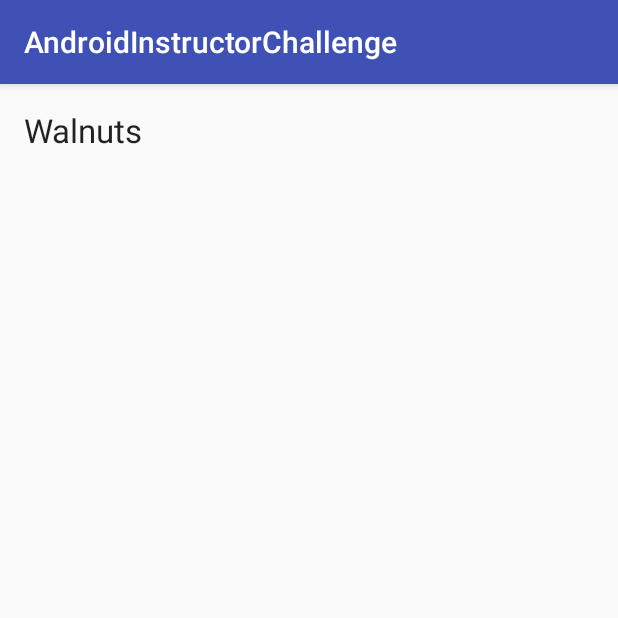
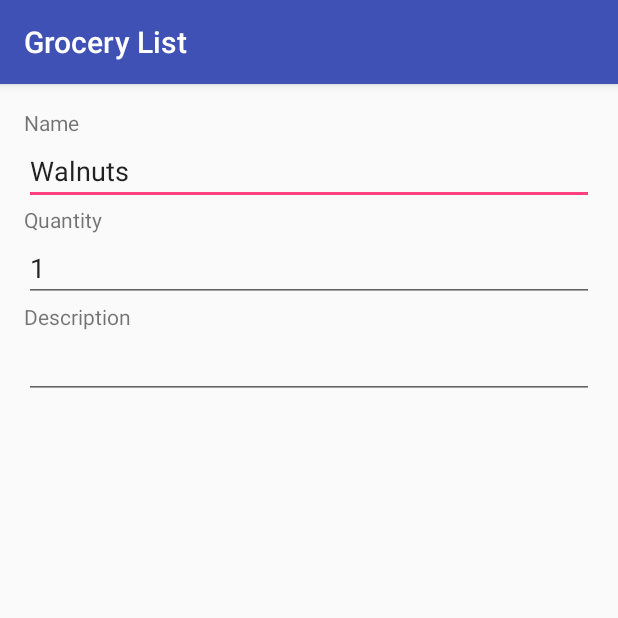
Before and after one commit to geluso/android-instructor-challenge, an Android app: the screen it shows after launch (EditActivity), after a tap on "Walnuts", on a phone screen of 412 x 824 dp, the top half of it. Run offline under Robolectric (Android 15) with nearby library versions, the phone set to English and light mode, and no system bars.

Commit message:
building edit page

```diff
--- a/AndroidInstructorChallenge/app/src/main/java/org/mooncolony/moonmayor/androidinstructorchallenge/EditActivity.java
+++ b/AndroidInstructorChallenge/app/src/main/java/org/mooncolony/moonmayor/androidinstructorchallenge/EditActivity.java
@@ -3,6 +3,7 @@ package org.mooncolony.moonmayor.androidinstructorchallenge;
 import android.content.Intent;
 import android.os.Bundle;
 import android.support.v7.app.AppCompatActivity;
+import android.widget.EditText;
 import android.widget.TextView;
 
 public class EditActivity extends AppCompatActivity {
@@ -14,8 +15,11 @@ public class EditActivity extends AppCompatActivity {
 
         Intent intent = getIntent();
         String name = intent.getStringExtra("name");
+        int quantity = intent.getIntExtra("quantity", 1);
         String description = intent.getStringExtra("description");
 
-        ((TextView) findViewById(R.id.name)).setText(name);
+        ((EditText) findViewById(R.id.name)).setText(name);
+        ((EditText) findViewById(R.id.quantity)).setText("" + quantity);
+        ((TextView) findViewById(R.id.description)).setText(description);
     }
 }
--- a/AndroidInstructorChallenge/app/src/main/java/org/mooncolony/moonmayor/androidinstructorchallenge/GroceryAdapter.java
+++ b/AndroidInstructorChallenge/app/src/main/java/org/mooncolony/moonmayor/androidinstructorchallenge/GroceryAdapter.java
@@ -47,6 +47,7 @@ public class GroceryAdapter extends BaseAdapter {
             public void onClick(View v) {
                 Intent intent = new Intent(context, EditActivity.class);
                 intent.putExtra("name", item.name);
+                intent.putExtra("quantity", item.quantity);
                 intent.putExtra("description", item.description);
 
                 context.startActivity(intent);
--- a/AndroidInstructorChallenge/app/src/main/java/org/mooncolony/moonmayor/androidinstructorchallenge/GroceryItem.java
+++ b/AndroidInstructorChallenge/app/src/main/java/org/mooncolony/moonmayor/androidinstructorchallenge/GroceryItem.java
@@ -6,15 +6,17 @@ package org.mooncolony.moonmayor.androidinstructorchallenge;
 public class GroceryItem {
     public boolean isChecked;
     public String name;
+    public int quantity;
     public String description;
 
-    public GroceryItem(String name, String description) {
+    public GroceryItem(String name, int quantity, String description) {
         this.isChecked = false;
         this.name = name;
+        this.quantity = quantity;
         this.description = description;
     }
 
     public GroceryItem(String name) {
-        this(name, "");
+        this(name, 1, "");
     }
 }
--- a/AndroidInstructorChallenge/app/src/main/java/org/mooncolony/moonmayor/androidinstructorchallenge/MainActivity.java
+++ b/AndroidInstructorChallenge/app/src/main/java/org/mooncolony/moonmayor/androidinstructorchallenge/MainActivity.java
@@ -46,8 +46,9 @@ public class MainActivity extends AppCompatActivity {
             public void onClick(View view) {
                 Intent intent = new Intent(MainActivity.this, EditActivity.class);
                 intent.putExtra("isChecked", false);
-                intent.putExtra("name", "");
-                intent.putExtra("description", "");
+                intent.putExtra("name", "name");
+                intent.putExtra("quantity", 1);
+                intent.putExtra("description", "description");
 
                 startActivity(intent);
             }
--- a/AndroidInstructorChallenge/app/src/main/res/layout/activity_edit.xml
+++ b/AndroidInstructorChallenge/app/src/main/res/layout/activity_edit.xml
@@ -1,6 +1,7 @@
 <?xml version="1.0" encoding="utf-8"?>
-<RelativeLayout xmlns:android="http://schemas.android.com/apk/res/android"
+<LinearLayout xmlns:android="http://schemas.android.com/apk/res/android"
     xmlns:tools="http://schemas.android.com/tools"
+    android:orientation="vertical"
     android:layout_width="match_parent"
     android:layout_height="match_parent"
     android:paddingBottom="@dimen/activity_vertical_margin"
@@ -10,12 +11,37 @@
     tools:context="org.mooncolony.moonmayor.androidinstructorchallenge.EditActivity">
 
     <TextView
-        android:layout_width="wrap_content"
+        android:layout_width="match_parent"
         android:layout_height="wrap_content"
-        android:textAppearance="?android:attr/textAppearanceLarge"
-        android:text="Large Text"
+        android:text="@string/name_label"
+        />
+    <EditText
         android:id="@+id/name"
-        android:layout_alignParentTop="true"
-        android:layout_alignParentLeft="true"
-        android:layout_alignParentStart="true" />
-</RelativeLayout>
+        android:layout_width="match_parent"
+        android:layout_height="wrap_content" />
+
+    <TextView
+        android:layout_width="match_parent"
+        android:layout_height="wrap_content"
+        android:text="@string/quantity_label"
+        />
+    <EditText
+        android:id="@+id/quantity"
+        android:layout_width="match_parent"
+        android:layout_height="wrap_content"
+        android:inputType="number" />
+
+    <TextView
+        android:layout_width="match_parent"
+        android:layout_height="wrap_content"
+        android:text="@string/description_label"
+        />
+    <EditText
+        android:id="@+id/description"
+        android:layout_width="match_parent"
+        android:layout_height="wrap_content"
+        android:inputType="textMultiLine"
+        android:gravity="top"
+        android:ems="10"
+        />
+</LinearLayout>
--- a/AndroidInstructorChallenge/app/src/main/res/values/strings.xml
+++ b/AndroidInstructorChallenge/app/src/main/res/values/strings.xml
@@ -1,5 +1,8 @@
 <resources>
-    <string name="app_name">AndroidInstructorChallenge</string>
+    <string name="app_name">Grocery List</string>
+    <string name="name_label">Name</string>
+    <string name="quantity_label">Quantity</string>
+    <string name="description_label">Description</string>
     <string-array name="groceries">
         <item>Walnuts</item>
         <item>Cheese</item>
@@ -26,5 +29,4 @@
         <item>Spaghetti</item>
         <item>Spaghetti Sauce</item>
     </string-array>
-    <string name="title_activity_main2">Main2Activity</string>
 </resources>
```
